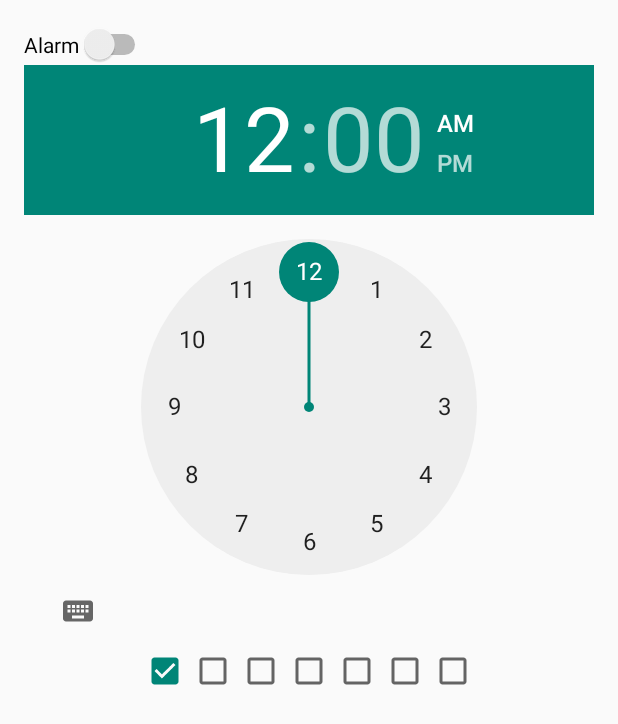
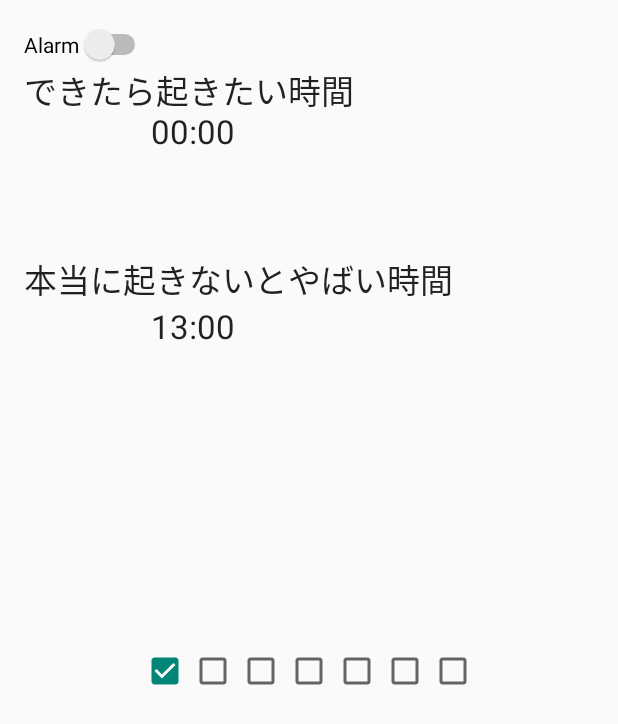
Before and after one commit to kazuooooo/NidoneAlarm, an Android app: the Setting screen opened directly, with no data from a screen before it, on a phone screen of 412 x 824 dp. Shown: the top 724 px of the screen. Run offline under Robolectric (Android 15) with nearby library versions, the phone set to English and light mode, and no system bars.

Commit message:
setting ui edit init

```diff
--- a/MyNidoneAlarm/app/src/main/res/layout/activity_setting.xml
+++ b/MyNidoneAlarm/app/src/main/res/layout/activity_setting.xml
@@ -116,6 +116,45 @@
         android:foregroundGravity="center"
         android:layout_alignWithParentIfMissing="false"
         android:layout_centerInParent="true"
-        />
+        android:visibility="invisible" />
+
+    <TextView
+        android:layout_width="wrap_content"
+        android:layout_height="wrap_content"
+        android:textAppearance="?android:attr/textAppearanceLarge"
+        android:text="00:00"
+        android:id="@+id/textView2"
+        android:layout_toRightOf="@+id/isAlarmActive"
+        android:layout_marginTop="29dp"
+        android:layout_below="@+id/isAlarmActive" />
+
+    <TextView
+        android:layout_width="wrap_content"
+        android:layout_height="wrap_content"
+        android:textAppearance="?android:attr/textAppearanceLarge"
+        android:text="13:00"
+        android:id="@+id/textView4"
+        android:layout_below="@+id/textView3"
+        android:layout_alignLeft="@+id/textView2"
+        android:layout_alignStart="@+id/textView2" />
+
+    <TextView
+        android:layout_width="wrap_content"
+        android:layout_height="wrap_content"
+        android:textAppearance="?android:attr/textAppearanceLarge"
+        android:text="できたら起きたい時間"
+        android:id="@+id/textView"
+        android:layout_below="@+id/isAlarmActive" />
+
+    <TextView
+        android:layout_width="wrap_content"
+        android:layout_height="wrap_content"
+        android:textAppearance="?android:attr/textAppearanceLarge"
+        android:text="本当に起きないとやばい時間"
+        android:id="@+id/textView3"
+        android:layout_below="@+id/textView2"
+        android:layout_alignParentLeft="true"
+        android:layout_alignParentStart="true"
+        android:layout_marginTop="67dp" />
 
 </RelativeLayout>
```
